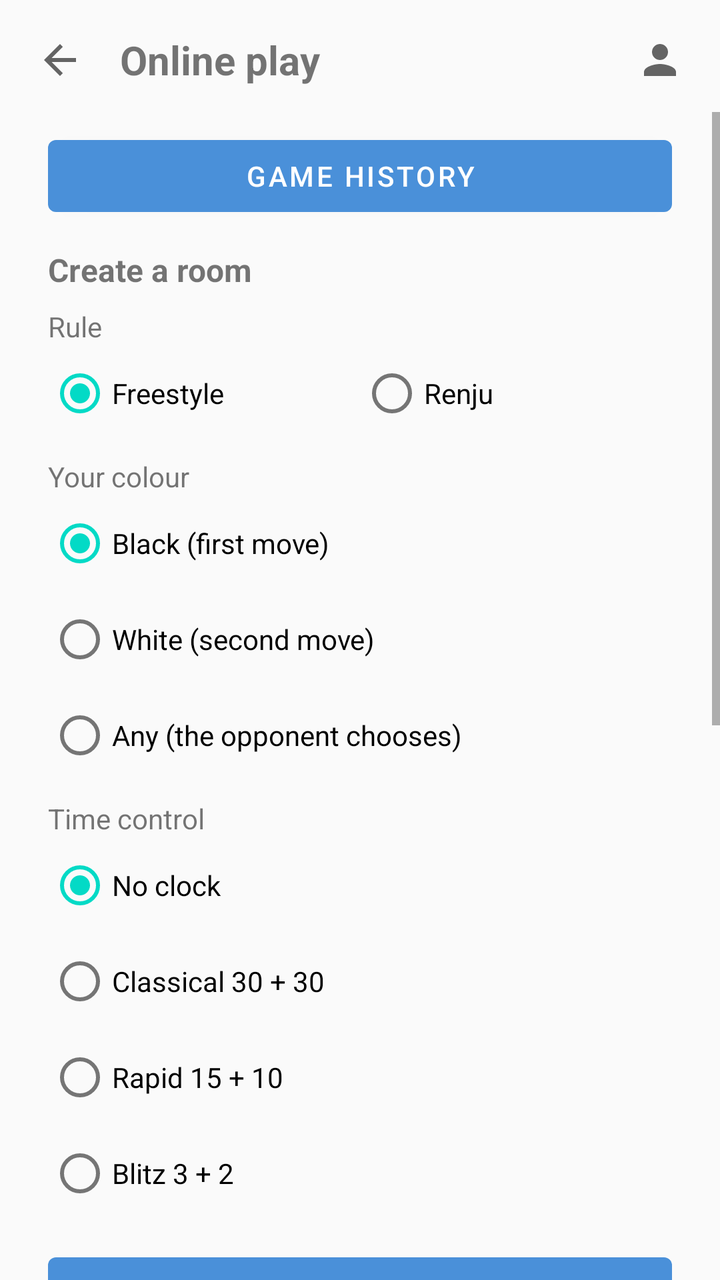
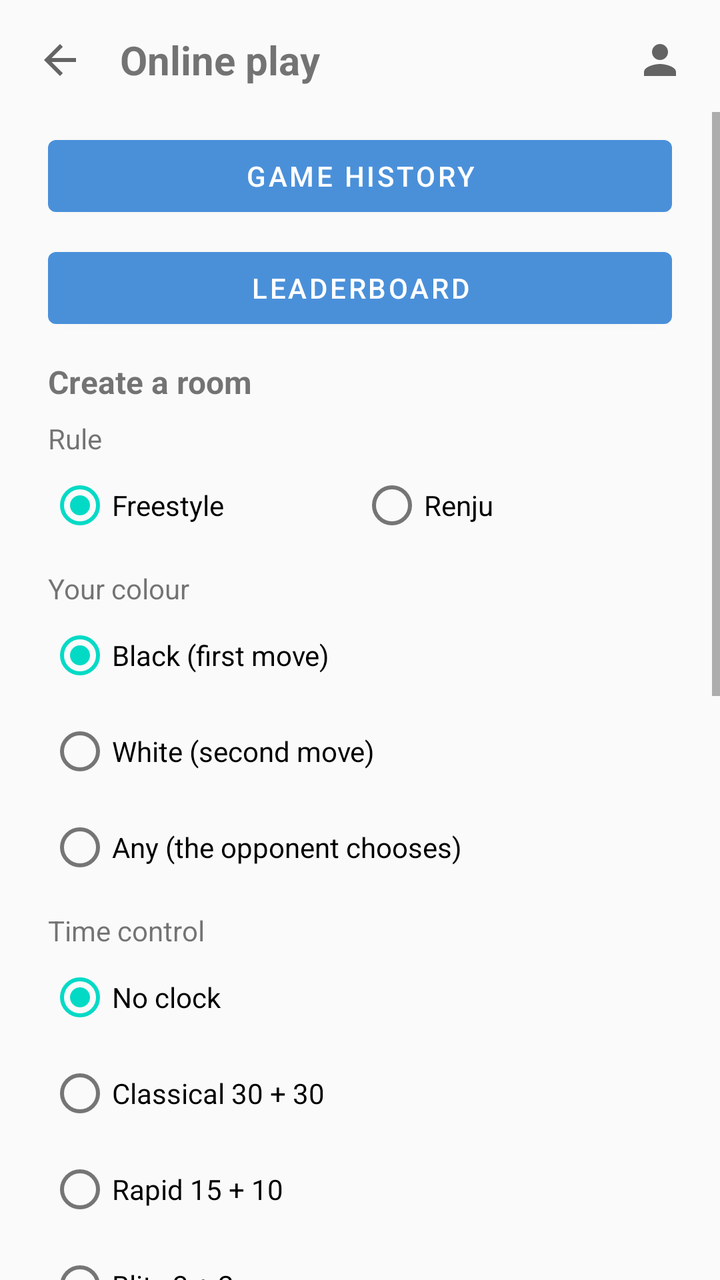

An Android layout rendered at two revisions. The XML below is the earlier revision; the diff shows what the commit changed to produce the second picture.
<!-- AndroidManifest.xml: application theme Theme.Gomoku -->
<!-- res/layout/activity_online.xml -->
<?xml version="1.0" encoding="utf-8"?>
<LinearLayout xmlns:android="http://schemas.android.com/apk/res/android"
    android:id="@+id/onlineRoot"
    android:layout_width="match_parent"
    android:layout_height="match_parent"
    android:orientation="vertical">

    
    <LinearLayout
        android:id="@+id/onlineTopBar"
        android:layout_width="match_parent"
        android:layout_height="wrap_content"
        android:gravity="center_vertical"
        android:orientation="horizontal"
        android:paddingStart="8dp"
        android:paddingEnd="8dp"
        android:paddingTop="8dp"
        android:paddingBottom="4dp">

        <ImageButton
            android:id="@+id/btnOnlineBack"
            android:layout_width="44dp"
            android:layout_height="44dp"
            android:background="?attr/selectableItemBackgroundBorderless"
            android:contentDescription="@string/online_back"
            android:src="@drawable/ic_back" />

        <TextView
            android:id="@+id/tvOnlineTitle"
            android:layout_width="0dp"
            android:layout_height="wrap_content"
            android:layout_marginStart="8dp"
            android:layout_weight="1"
            android:text="@string/online_title"
            android:textSize="20sp"
            android:textStyle="bold" />

        <TextView
            android:id="@+id/tvOnlineNickname"
            android:layout_width="wrap_content"
            android:layout_height="wrap_content"
            android:layout_marginEnd="4dp"
            android:textSize="14sp" />

        <ImageButton
            android:id="@+id/btnOnlineAccount"
            android:layout_width="44dp"
            android:layout_height="44dp"
            android:background="?attr/selectableItemBackgroundBorderless"
            android:contentDescription="@string/account_title"
            android:src="@drawable/ic_account" />
    </LinearLayout>

    <ScrollView
        android:layout_width="match_parent"
        android:layout_height="0dp"
        android:layout_weight="1">

        <LinearLayout
            android:layout_width="match_parent"
            android:layout_height="wrap_content"
            android:orientation="vertical"
            android:paddingStart="24dp"
            android:paddingEnd="24dp"
            android:paddingBottom="16dp">

            <TextView
                android:id="@+id/tvOnlineError"
                android:layout_width="match_parent"
                android:layout_height="wrap_content"
                android:layout_marginBottom="8dp"
                android:textSize="14sp"
                android:visibility="gone" />

            
            <LinearLayout
                android:id="@+id/groupWaiting"
                android:layout_width="match_parent"
                android:layout_height="wrap_content"
                android:orientation="vertical"
                android:visibility="gone">

                <TextView
                    android:id="@+id/tvWaitingTitle"
                    android:layout_width="match_parent"
                    android:layout_height="wrap_content"
                    android:layout_marginTop="8dp"
                    android:text="@string/online_waiting"
                    android:textSize="16sp" />

                <TextView
                    android:id="@+id/tvWaitingCode"
                    android:layout_width="match_parent"
                    android:layout_height="wrap_content"
                    android:layout_marginTop="12dp"
                    android:gravity="center"
                    android:letterSpacing="0.25"
                    android:textSize="40sp"
                    android:textStyle="bold" />

                <TextView
                    android:id="@+id/tvWaitingHint"
                    android:layout_width="match_parent"
                    android:layout_height="wrap_content"
                    android:layout_marginTop="8dp"
                    android:gravity="center"
                    android:text="@string/online_waiting_hint"
                    android:textSize="14sp" />

                <Button
                    android:id="@+id/btnCloseRoom"
                    android:layout_width="match_parent"
                    android:layout_height="wrap_content"
                    android:layout_marginTop="20dp"
                    android:text="@string/online_cancel_room" />
            </LinearLayout>

            
            <LinearLayout
                android:id="@+id/groupForm"
                android:layout_width="match_parent"
                android:layout_height="wrap_content"
                android:orientation="vertical">

                <Button
                    android:id="@+id/btnResume"
                    android:layout_width="match_parent"
                    android:layout_height="wrap_content"
                    android:layout_marginTop="8dp"
                    android:text="@string/online_return_to_game"
                    android:visibility="gone" />

                <Button
                    android:id="@+id/btnHistory"
                    android:layout_width="match_parent"
                    android:layout_height="wrap_content"
                    android:layout_marginTop="8dp"
                    android:text="@string/online_history" />

                <TextView
                    android:id="@+id/tvCreateTitle"
                    android:layout_width="match_parent"
                    android:layout_height="wrap_content"
                    android:layout_marginTop="12dp"
                    android:text="@string/online_create"
                    android:textSize="16sp"
                    android:textStyle="bold" />

                <TextView
                    android:id="@+id/tvRuleTitle"
                    android:layout_width="match_parent"
                    android:layout_height="wrap_content"
                    android:layout_marginTop="8dp"
                    android:text="@string/online_rule"
                    android:textSize="14sp" />

                <RadioGroup
                    android:id="@+id/rgRule"
                    android:layout_width="match_parent"
                    android:layout_height="wrap_content"
                    android:orientation="horizontal">

                    <RadioButton
                        android:id="@+id/rbFreestyle"
                        android:layout_width="0dp"
                        android:layout_height="wrap_content"
                        android:layout_weight="1"
                        android:checked="true"
                        android:text="@string/online_rule_freestyle" />

                    <RadioButton
                        android:id="@+id/rbRenju"
                        android:layout_width="0dp"
                        android:layout_height="wrap_content"
                        android:layout_weight="1"
                        android:text="@string/online_rule_renju" />
                </RadioGroup>

                <TextView
                    android:id="@+id/tvColorTitle"
                    android:layout_width="match_parent"
                    android:layout_height="wrap_content"
                    android:layout_marginTop="8dp"
                    android:text="@string/online_play_as"
                    android:textSize="14sp" />

                
                <RadioGroup
                    android:id="@+id/rgColor"
                    android:layout_width="match_parent"
                    android:layout_height="wrap_content"
                    android:orientation="vertical">

                    <RadioButton
                        android:id="@+id/rbColorBlack"
                        android:layout_width="match_parent"
                        android:layout_height="wrap_content"
                        android:checked="true"
                        android:text="@string/play_black" />

                    <RadioButton
                        android:id="@+id/rbColorWhite"
                        android:layout_width="match_parent"
                        android:layout_height="wrap_content"
                        android:text="@string/play_white" />

                    <RadioButton
                        android:id="@+id/rbColorAny"
                        android:layout_width="match_parent"
                        android:layout_height="wrap_content"
                        android:text="@string/online_color_any" />
                </RadioGroup>

                <TextView
                    android:id="@+id/tvTimeTitle"
                    android:layout_width="match_parent"
                    android:layout_height="wrap_content"
                    android:layout_marginTop="8dp"
                    android:text="@string/online_time_control"
                    android:textSize="14sp" />

                <RadioGroup
                    android:id="@+id/rgTime"
                    android:layout_width="match_parent"
                    android:layout_height="wrap_content"
                    android:orientation="vertical">

                    <RadioButton
                        android:id="@+id/rbUntimed"
                        android:layout_width="match_parent"
                        android:layout_height="wrap_content"
                        android:checked="true"
                        android:text="@string/online_time_untimed" />

                    <RadioButton
                        android:id="@+id/rbClassic"
                        android:layout_width="match_parent"
                        android:layout_height="wrap_content"
                        android:text="@string/online_time_classic" />

                    <RadioButton
                        android:id="@+id/rbRapid"
                        android:layout_width="match_parent"
                        android:layout_height="wrap_content"
                        android:text="@string/online_time_rapid" />

                    <RadioButton
                        android:id="@+id/rbBlitz"
                        android:layout_width="match_parent"
                        android:layout_height="wrap_content"
                        android:text="@string/online_time_blitz" />
                </RadioGroup>

                <Button
                    android:id="@+id/btnCreate"
                    android:layout_width="match_parent"
                    android:layout_height="wrap_content"
                    android:layout_marginTop="12dp"
                    android:text="@string/online_create_action" />

                
                <Button
                    android:id="@+id/btnQuick"
                    android:layout_width="match_parent"
                    android:layout_height="wrap_content"
                    android:layout_marginTop="8dp"
                    android:text="@string/online_quick" />

                <LinearLayout
                    android:layout_width="match_parent"
                    android:layout_height="wrap_content"
                    android:layout_marginTop="16dp"
                    android:gravity="center_vertical"
                    android:orientation="horizontal">

                    <TextView
                        android:id="@+id/tvLobbyTitle"
                        android:layout_width="0dp"
                        android:layout_height="wrap_content"
                        android:layout_weight="1"
                        android:text="@string/online_lobby"
                        android:textSize="16sp"
                        android:textStyle="bold" />

                    <Button
                        android:id="@+id/btnRefreshLobby"
                        android:layout_width="wrap_content"
                        android:layout_height="wrap_content"
                        android:text="@string/online_lobby_refresh" />
                </LinearLayout>

                <TextView
                    android:id="@+id/tvLobbyEmpty"
                    android:layout_width="match_parent"
                    android:layout_height="wrap_content"
                    android:layout_marginTop="4dp"
                    android:text="@string/online_lobby_empty"
                    android:textSize="14sp" />

                
                <LinearLayout
                    android:id="@+id/lobbyList"
                    android:layout_width="match_parent"
                    android:layout_height="wrap_content"
                    android:orientation="vertical" />

                <TextView
                    android:id="@+id/tvJoinTitle"
                    android:layout_width="match_parent"
                    android:layout_height="wrap_content"
                    android:layout_marginTop="24dp"
                    android:text="@string/online_join"
                    android:textSize="16sp"
                    android:textStyle="bold" />

                <EditText
                    android:id="@+id/etCode"
                    android:layout_width="match_parent"
                    android:layout_height="wrap_content"
                    android:layout_marginTop="8dp"
                    android:hint="@string/online_code"
                    android:importantForAutofill="no"
                    android:inputType="textCapCharacters"
                    android:maxLength="6" />

                <TextView
                    android:id="@+id/tvJoinColorTitle"
                    android:layout_width="match_parent"
                    android:layout_height="wrap_content"
                    android:layout_marginTop="8dp"
                    android:text="@string/online_join_color"
                    android:textSize="14sp" />

                
                <RadioGroup
                    android:id="@+id/rgJoinColor"
                    android:layout_width="match_parent"
                    android:layout_height="wrap_content"
                    android:orientation="vertical">

                    <RadioButton
                        android:id="@+id/rbJoinAny"
                        android:layout_width="match_parent"
                        android:layout_height="wrap_content"
                        android:checked="true"
                        android:text="@string/online_color_any" />

                    <RadioButton
                        android:id="@+id/rbJoinBlack"
                        android:layout_width="match_parent"
                        android:layout_height="wrap_content"
                        android:text="@string/play_black" />

                    <RadioButton
                        android:id="@+id/rbJoinWhite"
                        android:layout_width="match_parent"
                        android:layout_height="wrap_content"
                        android:text="@string/play_white" />
                </RadioGroup>

                <Button
                    android:id="@+id/btnJoin"
                    android:layout_width="match_parent"
                    android:layout_height="wrap_content"
                    android:layout_marginTop="8dp"
                    android:text="@string/online_join_action" />
            </LinearLayout>
        </LinearLayout>
    </ScrollView>

</LinearLayout>
<!-- resources referenced by this layout -->
<resources>
  <!-- drawable ic_account (drawable) -->
  <vector xmlns:android="http://schemas.android.com/apk/res/android"
      android:width="24dp"
      android:height="24dp"
      android:viewportWidth="24"
      android:viewportHeight="24"
      android:tint="?attr/colorControlNormal">
      <path
          android:fillColor="@android:color/white"
          android:pathData="M12,12c2.21,0 4,-1.79 4,-4s-1.79,-4 -4,-4 -4,1.79 -4,4 1.79,4 4,4zM12,14c-2.67,0 -8,1.34 -8,4v2h16v-2c0,-2.66 -5.33,-4 -8,-4z" />
  </vector>
  <!-- drawable ic_back (drawable) -->
  <vector xmlns:android="http://schemas.android.com/apk/res/android"
      android:width="24dp"
      android:height="24dp"
      android:viewportWidth="24"
      android:viewportHeight="24"
      android:tint="?attr/colorControlNormal">
      <path
          android:fillColor="@android:color/white"
          android:pathData="M20,11H7.83l5.59,-5.59L12,4l-8,8 8,8 1.41,-1.41L7.83,13H20v-2z" />
  </vector>
  <string name="account_title">Account</string>
  <string name="online_back">Back</string>
  <string name="online_cancel_room">Close the room</string>
  <string name="online_code">Room code</string>
  <string name="online_color_any">Any (the opponent chooses)</string>
  <string name="online_create">Create a room</string>
  <string name="online_create_action">Create</string>
  <string name="online_history">Game history</string>
  <string name="online_join">Join by code</string>
  <string name="online_join_action">Join</string>
  <string name="online_join_color">Your colour, if the room leaves it open</string>
  <string name="online_lobby">Open games</string>
  <string name="online_lobby_empty">No open games — create a room or find an opponent</string>
  <string name="online_lobby_refresh">Refresh</string>
  <string name="online_play_as">Your colour</string>
  <string name="online_quick">Find an opponent</string>
  <string name="online_return_to_game">Return to the game</string>
  <string name="online_rule">Rule</string>
  <string name="online_rule_freestyle">Freestyle</string>
  <string name="online_rule_renju">Renju</string>
  <string name="online_time_blitz">Blitz 3 + 2</string>
  <string name="online_time_classic">Classical 30 + 30</string>
  <string name="online_time_control">Time control</string>
  <string name="online_time_rapid">Rapid 15 + 10</string>
  <string name="online_time_untimed">No clock</string>
  <string name="online_title">Online play</string>
  <string name="online_waiting">Waiting for an opponent</string>
  <string name="online_waiting_hint">Give this code to your opponent.</string>
  <string name="play_black">Black (first move)</string>
  <string name="play_white">White (second move)</string>
  <style name="Theme.Gomoku" parent="Theme.MaterialComponents.DayNight.NoActionBar">
          <item name="colorPrimary">@color/accent_default</item>
          <item name="colorPrimaryVariant">@color/accent_default</item>
          <item name="colorOnPrimary">@android:color/white</item>
          <item name="android:windowBackground">@color/bg_default</item>
          <item name="android:statusBarColor">@color/bg_default</item>
          <item name="android:navigationBarColor">@color/bg_default</item>
          <item name="android:windowLightStatusBar">true</item>
      </style>
  <color name="accent_default">#4A90D9</color>
  <color name="bg_default">#FAFAFA</color>
</resources>

<!-- the commit's change to res/layout/activity_online.xml (unified diff, before → after) -->
@@ -137,6 +137,13 @@
                     android:layout_marginTop="8dp"
                     android:text="@string/online_history" />
 
+                <Button
+                    android:id="@+id/btnLeaders"
+                    android:layout_width="match_parent"
+                    android:layout_height="wrap_content"
+                    android:layout_marginTop="8dp"
+                    android:text="@string/online_leaders" />
+
                 <TextView
                     android:id="@+id/tvCreateTitle"
                     android:layout_width="match_parent"
<!-- resource entries referenced after the edit -->
@@ -33,6 +33,7 @@
   <string name="online_join">Join by code</string>
   <string name="online_join_action">Join</string>
   <string name="online_join_color">Your colour, if the room leaves it open</string>
+  <string name="online_leaders">Leaderboard</string>
   <string name="online_lobby">Open games</string>
   <string name="online_lobby_empty">No open games — create a room or find an opponent</string>
   <string name="online_lobby_refresh">Refresh</string>
